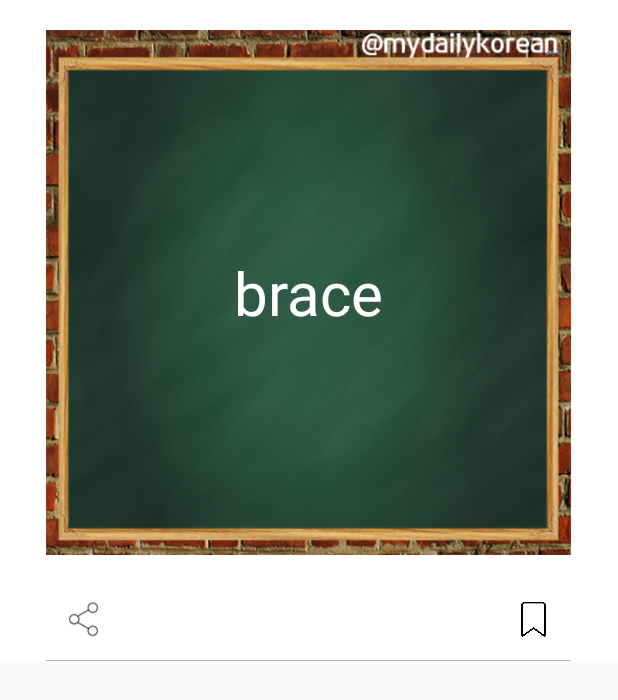
After one commit to musooff/DailyKorean, an Android app: the layout entrylist_item.xml on its own in the app's theme, with its tools: preview values and no code run, on a phone screen of 412 x 824 dp. The commit adds this screen. Shown: the top 700 px of the screen. Run offline under Robolectric (Android 15) with nearby library versions, the phone set to English and light mode, and no system bars.

Commit message:
EntryListActivity tab has been finished

```diff
--- a/app/src/main/AndroidManifest.xml
+++ b/app/src/main/AndroidManifest.xml
@@ -36,7 +36,7 @@
             </intent-filter>
         </activity>
         <activity android:name=".home.discover.conversation.ConversationActivity"/>
-        <activity android:name=".home.discover.words.WordsActivity"/>
+        <activity android:name=".home.discover.entrylist.EntryListActivity"/>
     </application>
 
 </manifest>
--- a/app/src/main/java/com/dailykorean/app/CardsActivityNew.java
+++ b/app/src/main/java/com/dailykorean/app/CardsActivityNew.java
@@ -194,7 +194,7 @@ public class CardsActivityNew extends Fragment {
                         editor.putString("FavoriteWordsKor",category.getTrsl_orgnc_word()+"ъ"+sharedPreferences.getString("FavoriteWordsKor",null));
                         editor.apply();
                         savedWord[0] = true;
-                        Toast.makeText(getActivity().getApplicationContext(),"Word is added to favorites",Toast.LENGTH_SHORT).show();
+                        Toast.makeText(getActivity().getApplicationContext(),"Entry is added to favorites",Toast.LENGTH_SHORT).show();
                     }
                     else {
                         favorite.setImageResource(R.drawable.icon_bookmark);
@@ -208,7 +208,7 @@ public class CardsActivityNew extends Fragment {
                         editor.putString("FavoriteWordsKor",tempFavDatesTitles);
                         editor.apply();
                         savedWord[0] = false;
-                        Toast.makeText(getActivity().getApplicationContext(),"Word is removed from favorites",Toast.LENGTH_SHORT).show();
+                        Toast.makeText(getActivity().getApplicationContext(),"Entry is removed from favorites",Toast.LENGTH_SHORT).show();
                     }
 
                 }
--- a/app/src/main/java/com/dailykorean/app/SimpleCardsActivityNew.java
+++ b/app/src/main/java/com/dailykorean/app/SimpleCardsActivityNew.java
@@ -180,7 +180,7 @@ public class SimpleCardsActivityNew extends Fragment {
                         editor.putString("FavoriteWordsKor",category.getTrsl_orgnc_word()+"ъ"+sharedPreferences.getString("FavoriteWordsKor",null));
                         editor.apply();
                         savedWord[0] = true;
-                        Toast.makeText(getActivity().getApplicationContext(),"Word is added to favorites",Toast.LENGTH_SHORT).show();
+                        Toast.makeText(getActivity().getApplicationContext(),"Entry is added to favorites",Toast.LENGTH_SHORT).show();
                     }
                     else {
                         favorite.setImageResource(R.drawable.icon_bookmark);
@@ -194,7 +194,7 @@ public class SimpleCardsActivityNew extends Fragment {
                         editor.putString("FavoriteWordsKor",tempFavDatesTitles);
                         editor.apply();
                         savedWord[0] = false;
-                        Toast.makeText(getActivity().getApplicationContext(),"Word is removed from favorites",Toast.LENGTH_SHORT).show();
+                        Toast.makeText(getActivity().getApplicationContext(),"Entry is removed from favorites",Toast.LENGTH_SHORT).show();
                     }
 
                 }
--- a/app/src/main/java/com/dailykorean/app/home/discover/DiscoverFragment.kt
+++ b/app/src/main/java/com/dailykorean/app/home/discover/DiscoverFragment.kt
@@ -13,7 +13,7 @@ import androidx.recyclerview.widget.RecyclerView
 import com.dailykorean.app.R
 import com.dailykorean.app.home.discover.conversation.ConversationActivity
 import com.dailykorean.app.home.discover.model.Expression
-import com.dailykorean.app.home.discover.words.WordsActivity
+import com.dailykorean.app.home.discover.entrylist.EntryListActivity
 import com.dailykorean.app.utils.DateUtils
 import com.dailykorean.app.utils.ShareUtils
 import kotlinx.android.synthetic.main.expression_item.view.*
@@ -81,7 +81,7 @@ class DiscoverFragment: Fragment() {
                 }
 
                 view.expression_item_translate.setOnClickListener {
-                    WordsActivity.newIntent(view.context)
+                    EntryListActivity.newIntent(view.context, expression.id!!)
                 }
 
                 view.expression_item_conversation.setOnClickListener {
@@ -93,7 +93,7 @@ class DiscoverFragment: Fragment() {
                 }
 
                 view.expression_item_favorite.setOnClickListener {
-                    repository.setFavorite(expression.public_date!!, !expression.isFavorite)
+                    repository.setFavorite(expression.id!!, !expression.isFavorite)
                 }
             }
 
--- a/app/src/main/java/com/dailykorean/app/home/discover/DiscoverRepository.kt
+++ b/app/src/main/java/com/dailykorean/app/home/discover/DiscoverRepository.kt
@@ -30,9 +30,9 @@ class DiscoverRepository(val context: Context) {
                 .build()
     }
 
-    fun setFavorite(date: Date, value: Boolean){
+    fun setFavorite(id: String, value: Boolean){
         Completable.fromAction {
-            getAppDatabase().expressionDao().setFavorite(date, value)
+            getAppDatabase().expressionDao().setFavorite(id, value)
         }
                 .subscribeOn(Schedulers.io())
                 .subscribe({}, {Ln.e(it)})
@@ -48,6 +48,7 @@ class DiscoverRepository(val context: Context) {
                     .map { it.data!! }
                     .doOnNext { getAppDatabase().expressionDao().insertReplace(it) }
                     .doOnNext { getAppDatabase().sentenceDao().insertReplace(it.sentences) }
+                    .doOnNext { getAppDatabase().entryDao().insertReplace(it.entrys) }
                     .subscribe({}, { Ln.e(it)})
         }
 
@@ -56,6 +57,7 @@ class DiscoverRepository(val context: Context) {
                     .map { it.data!! }
                     .doOnNext { getAppDatabase().expressionDao().insertReplace(it) }
                     .doOnNext { getAppDatabase().sentenceDao().insertReplace(it.sentences) }
+                    .doOnNext { getAppDatabase().entryDao().insertReplace(it.entrys) }
                     .subscribe({}, { Ln.e(it)})
         }
     }
--- a/app/src/main/java/com/dailykorean/app/home/discover/model/Expression.kt
+++ b/app/src/main/java/com/dailykorean/app/home/discover/model/Expression.kt
@@ -5,6 +5,7 @@ import androidx.room.Entity
 import androidx.room.Ignore
 import androidx.room.PrimaryKey
 import com.dailykorean.app.home.discover.conversation.model.Sentence
+import com.dailykorean.app.home.discover.entrylist.model.Entry
 import java.util.*
 
 /**
@@ -21,6 +22,8 @@ class Expression {
     var public_date: Date? = null
     @Ignore
     var sentences: List<Sentence> = arrayListOf()
+    @Ignore
+    var entrys: List<Entry> = arrayListOf()
     var isFavorite: Boolean = false
 }
 
--- a/app/src/main/java/com/dailykorean/app/room/AppDatabase.kt
+++ b/app/src/main/java/com/dailykorean/app/room/AppDatabase.kt
@@ -7,6 +7,8 @@ import androidx.room.RoomDatabase
 import androidx.room.TypeConverters
 import com.dailykorean.app.home.discover.conversation.model.Sentence
 import com.dailykorean.app.home.discover.model.Expression
+import com.dailykorean.app.home.discover.entrylist.model.Entry
+import com.dailykorean.app.room.dao.EntryDao
 import com.dailykorean.app.room.dao.SentenceDao
 import com.dailykorean.app.room.dao.ExpressionDao
 
@@ -17,7 +19,8 @@ import com.dailykorean.app.room.dao.ExpressionDao
 @Database(
         entities = [
             Expression::class,
-            Sentence::class
+            Sentence::class,
+            Entry::class
         ],
         version = 1,
         exportSchema = false
@@ -27,6 +30,7 @@ abstract class AppDatabase : RoomDatabase() {
 
     abstract fun expressionDao(): ExpressionDao
     abstract fun sentenceDao(): SentenceDao
+    abstract fun entryDao(): EntryDao
 
     companion object {
 
--- a/app/src/main/java/com/dailykorean/app/room/dao/BaseDao.kt
+++ b/app/src/main/java/com/dailykorean/app/room/dao/BaseDao.kt
@@ -4,7 +4,6 @@ import androidx.room.Delete
 import androidx.room.Insert
 import androidx.room.OnConflictStrategy
 import androidx.room.Update
-import io.reactivex.Completable
 
 /**
  * Created by musooff on 01/01/2019.
--- a/app/src/main/java/com/dailykorean/app/room/dao/ExpressionDao.kt
+++ b/app/src/main/java/com/dailykorean/app/room/dao/ExpressionDao.kt
@@ -17,6 +17,6 @@ interface ExpressionDao : BaseDao<Expression> {
     @Query("SELECT * FROM Expression")
     fun getExpressions(): DataSource.Factory<Int, Expression>
 
-    @Query("UPDATE Expression SET isFavorite = :value WHERE public_date = :date")
-    fun setFavorite(date: Date, value: Boolean)
+    @Query("UPDATE Expression SET isFavorite = :value WHERE id = :id")
+    fun setFavorite(id: String, value: Boolean)
 }
--- a/app/src/main/java/com/dailykorean/app/room/dao/SentenceDao.kt
+++ b/app/src/main/java/com/dailykorean/app/room/dao/SentenceDao.kt
@@ -4,7 +4,6 @@ import androidx.room.Dao
 import androidx.room.Query
 import com.dailykorean.app.home.discover.conversation.model.Sentence
 import io.reactivex.Single
-import java.util.*
 
 /**
  * Created by musooff on 02/01/2019.
--- a/app/src/main/res/layout/activity_words.xml
+++ /dev/null
@@ -1,6 +0,0 @@
-<?xml version="1.0" encoding="utf-8"?>
-<LinearLayout xmlns:android="http://schemas.android.com/apk/res/android"
-    android:orientation="vertical" android:layout_width="match_parent"
-    android:layout_height="match_parent">
-
-</LinearLayout>
--- /dev/null
+++ b/app/src/main/res/layout/entrylist_item.xml
@@ -0,0 +1,96 @@
+<?xml version="1.0" encoding="utf-8"?>
+<RelativeLayout
+    xmlns:android="http://schemas.android.com/apk/res/android"
+    android:orientation="vertical"
+    android:layout_width="match_parent"
+    android:layout_height="wrap_content"
+    android:background="@android:color/white">
+    <RelativeLayout
+        android:layout_width="350dp"
+        android:layout_height="350dp"
+        android:layout_centerHorizontal="true"
+        android:id="@+id/entrylist_item"
+        android:layout_margin="20dp">
+        <ImageView
+            android:layout_width="match_parent"
+            android:layout_height="match_parent"
+            android:scaleType="fitXY"
+            android:src="@drawable/phrase_background"
+            android:id="@+id/entrylist_item_iv"
+            android:layout_centerInParent="true"/>
+        <beautifiers.FontTextView
+            android:layout_width="match_parent"
+            android:layout_height="350dp"
+            android:layout_centerInParent="true"
+            android:padding="20dp"
+            android:text="brace"
+            android:textColor="@android:color/white"
+            android:textSize="40sp"
+            android:id="@+id/entrylist_item_tv"
+            android:gravity="center"/>
+    </RelativeLayout>
+
+    <RelativeLayout
+        android:layout_width="match_parent"
+        android:layout_height="50dp"
+        android:id="@+id/entrylist_item_footer"
+        android:layout_below="@+id/entrylist_item"
+        android:layout_alignLeft="@+id/entrylist_item"
+        android:layout_alignRight="@+id/entrylist_item"
+        android:layout_alignStart="@+id/entrylist_item"
+        android:layout_alignEnd="@+id/entrylist_item">
+        <ImageView
+            android:layout_width="30dp"
+            android:layout_height="30dp"
+            android:scaleType="fitXY"
+            android:src="@drawable/icon_sound"
+            android:layout_margin="10dp"
+            android:id="@+id/sound"
+            android:visibility="gone"/>
+
+        <ImageView
+            android:layout_width="30dp"
+            android:layout_height="30dp"
+            android:scaleType="fitXY"
+            android:src="@drawable/icon_comment"
+            android:layout_marginTop="10dp"
+            android:id="@+id/comment"
+            android:visibility="gone"
+            android:layout_toRightOf="@+id/sound"
+            android:layout_toEndOf="@+id/sound" />
+
+
+        <ImageView
+            android:layout_width="30dp"
+            android:layout_height="30dp"
+            android:scaleType="fitXY"
+            android:src="@drawable/icon_share"
+            android:layout_margin="10dp"
+            android:id="@+id/entrylist_item_share"
+            android:layout_toRightOf="@+id/comment"
+            android:layout_toEndOf="@+id/comment" />
+
+
+        <ImageView
+            android:layout_width="30dp"
+            android:layout_height="30dp"
+            android:scaleType="fitXY"
+            android:src="@drawable/icon_bookmark"
+            android:layout_marginRight="10dp"
+            android:layout_marginTop="10dp"
+            android:id="@+id/entrylist_item_bookmark"
+            android:layout_alignParentRight="true"
+            android:layout_alignParentEnd="true"
+            android:layout_marginEnd="10dp" />
+    </RelativeLayout>
+    <View
+        android:layout_width="match_parent"
+        android:layout_height="0.1dp"
+        android:layout_below="@+id/entrylist_item_footer"
+        android:background="@color/colorPrimaryDark"
+        android:layout_alignLeft="@+id/entrylist_item"
+        android:layout_alignRight="@+id/entrylist_item"
+        android:layout_alignStart="@+id/entrylist_item"
+        android:layout_alignEnd="@+id/entrylist_item" />
+
+</RelativeLayout>
```
Also changed, not shown: app/src/main/java/com/dailykorean/app/home/discover/entrylist/EntryListActivity.kt (added, +103 -0 lines), app/src/main/java/com/dailykorean/app/home/discover/entrylist/EntryListRepository.kt (added, +31 -0 lines), app/src/main/java/com/dailykorean/app/home/discover/entrylist/model/Entry.kt (added, +47 -0 lines), app/src/main/java/com/dailykorean/app/home/discover/words/WordsActivity.kt (deleted, +0 -26 lines), app/src/main/java/com/dailykorean/app/home/discover/words/model/Word.kt (deleted, +0 -11 lines), app/src/main/java/com/dailykorean/app/room/dao/EntryDao.kt (added, +20 -0 lines), app/src/main/res/layout/activity_entrylist.xml (added, +12 -0 lines).
